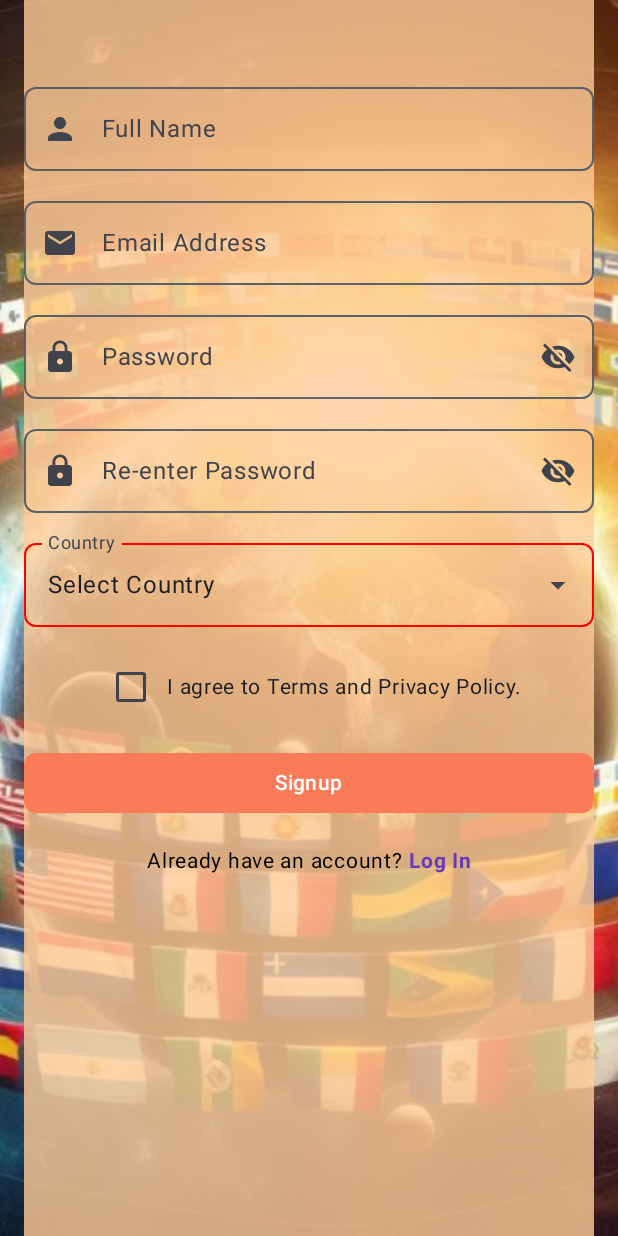
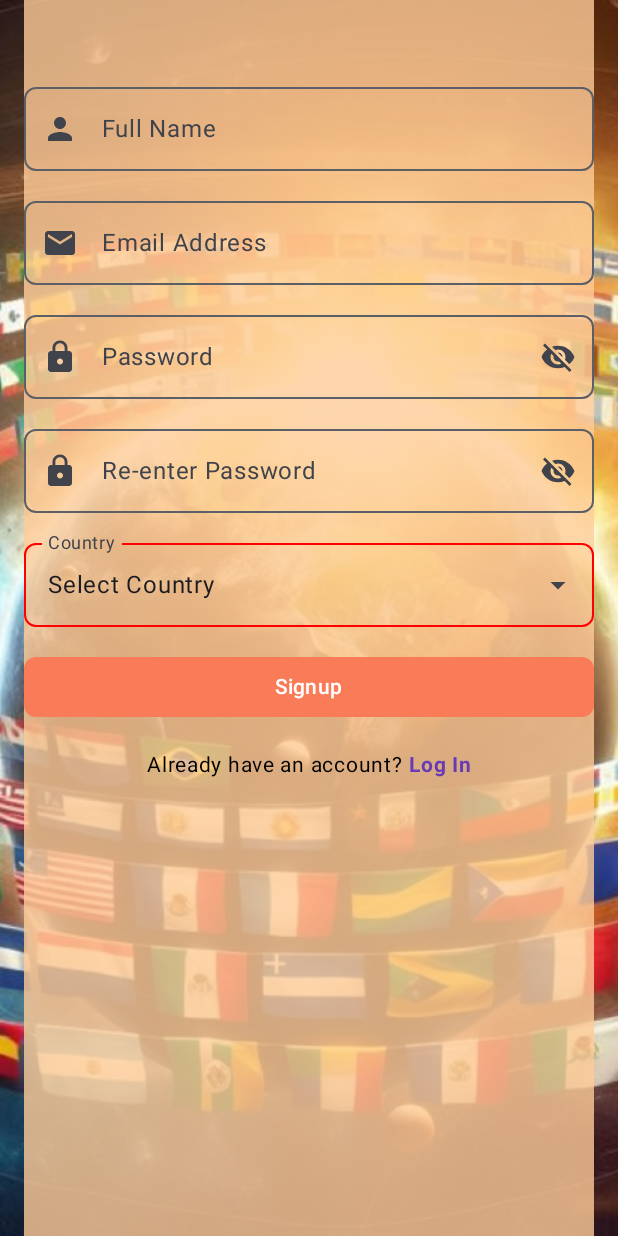
Before and after one commit to Kalina-1/Flag-Quiz, an Android app built with Jetpack Compose: the SignupActivity screen opened directly, with no data from a screen before it, on a phone screen of 412 x 824 dp. Run offline under Robolectric (Android 15) with nearby library versions, the phone set to English and light mode, and no system bars; our stand-ins replace Firebase (no records; nobody signed in at launch, a user with empty details on screens opened directly).

Commit message:
Modified signup page

```diff
--- a/app/src/main/java/com/example/flagquiz/view/SignupActivity.kt
+++ b/app/src/main/java/com/example/flagquiz/view/SignupActivity.kt
@@ -280,23 +280,12 @@ fun SignupBody(
                 }
             }
             Spacer(modifier = Modifier.height(16.dp))
-            Row(
-                verticalAlignment = Alignment.CenterVertically,
-                modifier = Modifier.padding(bottom = 16.dp)
-            ) {
-                Checkbox(
-                    checked = termsAccepted,
-                    onCheckedChange = { termsAccepted = it },
-                    colors = CheckboxDefaults.colors(checkedColor = Color(0xFFF97B57))
-                )
-                Text(
-                    "I agree to Terms and Privacy Policy.",
-                    fontSize = 14.sp,
-                    modifier = Modifier.clickable {
-                        // Optional: Navigate to terms/privacy policy screen or open URL
-                    }
-                )
-            }
+//            Row(
+//                verticalAlignment = Alignment.CenterVertically,
+//                modifier = Modifier.padding(bottom = 16.dp)
+//            )
+
+
             Button(
                 onClick = {
                     if (password == reenterPassword) {
```
